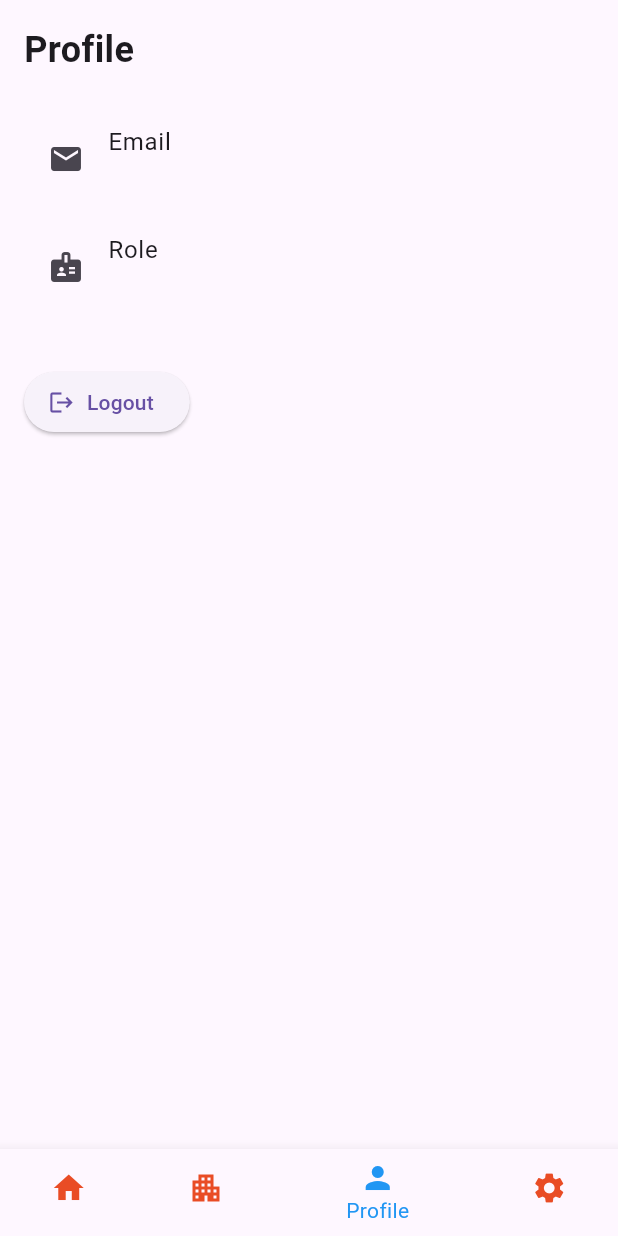
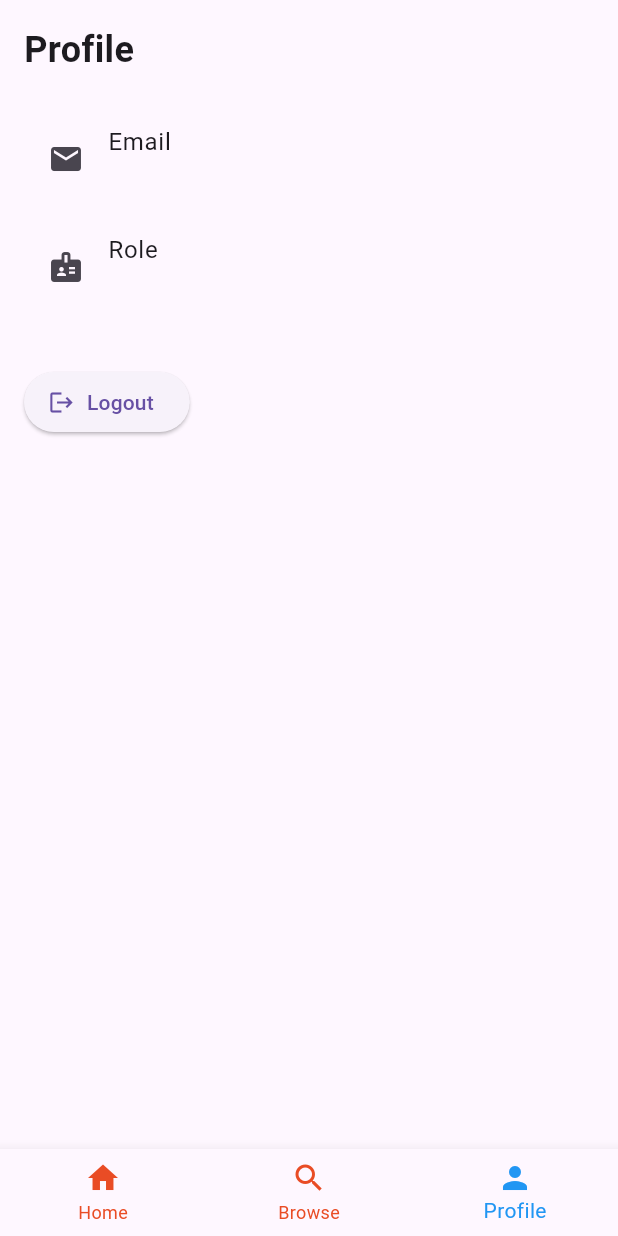
Before and after one commit to FahmidAlam/rentra, a Flutter app: the screen it shows once a user with an empty profile is signed in, item 3 of the bottom bar chosen, on a phone screen of 412 x 824 dp. Run offline on Flutter 3.47's test engine with Material 3 defaults, Android fonts, the phone set to English and light mode, and no system bars; our stand-ins replace supabase_flutter; accounts and stored records are empty.

Commit message:
implemented the ability to add new properties by the owner

```diff
--- /dev/null
+++ b/lib/Application/role_controller.dart
@@ -0,0 +1,12 @@
+import "package:rentra/Application/auth_controller.dart";
+
+class RoleController {
+  final AuthController _authController = AuthController();
+  String? _role;
+  Future<String?> loadRole(String userId) async{
+    _role ??= await _authController.fetchUserRole(userId);
+    return _role;
+  }
+  bool get isOwner => _role =='owner';
+  bool get isRenter => _role == 'renter';
+}
--- a/lib/UI/Navigation/main_shell.dart
+++ b/lib/UI/Navigation/main_shell.dart
@@ -1,9 +1,12 @@
 import 'package:flutter/material.dart';
 import 'package:rentra/Application/property_controller.dart';
+import 'package:rentra/Application/role_controller.dart';
 import 'package:rentra/Data/datasources/property_remote_datasource.dart';
 import 'package:rentra/Data/repositories/property_repository.dart';
+import 'package:rentra/UI/Screens/add_prperty_screen.dart';
 import 'package:rentra/UI/Screens/profile_screen.dart';
 import 'package:rentra/UI/Screens/property_list_screen.dart';
+import 'package:supabase_flutter/supabase_flutter.dart';
 
 class MainShell extends StatefulWidget {
   const MainShell({super.key});
@@ -15,22 +18,65 @@ class MainShell extends StatefulWidget {
 class _MainShellState extends State<MainShell> {
   int _currentIndex = 0;
 
+  // -------------------------------
+  // Controllers (manual DI)
+  // -------------------------------
   late final PropertyController propertyController;
+  final RoleController roleController = RoleController();
+
+  // -------------------------------
+  // Role state
+  // -------------------------------
+  String? _role;
+  bool _loadingRole = true;
 
   @override
   void initState() {
     super.initState();
 
-    // Dependency Injection (manual & clean)
+    // Property feature dependency injection
     final remoteDataSource = PropertyRemoteDataSource();
-    final repository = PropertyRepository( remoteDataSource);
+    final repository = PropertyRepository(remoteDataSource);
     propertyController = PropertyController(repository);
+
+    // Load user role ONCE when MainShell starts
+    final user = Supabase.instance.client.auth.currentUser;
+    if (user != null) {
+      roleController.loadRole(user.id).then((role) {
+        if (!mounted) return;
+        setState(() {
+          _role = role;
+          _loadingRole = false;
+        });
+      });
+    }
   }
 
   @override
   Widget build(BuildContext context) {
+    // While role is loading, block UI to prevent incorrect tab rendering
+    if (_loadingRole) {
+      return const Scaffold(body: Center(child: CircularProgressIndicator()));
+    }
+
     return Scaffold(
       body: _buildBody(),
+      // 🔹 OWNER-ONLY FAB (Add Property)
+      floatingActionButton: roleController.isOwner
+          ? FloatingActionButton(
+              onPressed: () {
+                Navigator.push(
+                  context,
+                  MaterialPageRoute(
+                    builder: (_) =>
+                        AddPropertyScreen(controller: propertyController),
+                  ),
+                );
+              },
+              child: const Icon(Icons.add),
+            )
+          : null,
+
       bottomNavigationBar: BottomNavigationBar(
         currentIndex: _currentIndex,
         selectedItemColor: Colors.blue,
@@ -40,53 +86,65 @@ class _MainShellState extends State<MainShell> {
             _currentIndex = index;
           });
         },
-        items: const [
-          BottomNavigationBarItem(
-            icon: Icon(Icons.home),
-            label: 'Home',
-          ),
-          BottomNavigationBarItem(
-            icon: Icon(Icons.apartment),
-            label: 'Properties',
-          ),
-          BottomNavigationBarItem(
-            icon: Icon(Icons.person),
-            label: 'Profile',
-          ),
-          BottomNavigationBarItem(icon:   Icon(Icons.settings), label: 'Settings'),
-        ],
+        items: _buildNavItems(),
       ),
     );
   }
 
+  // -------------------------------
+  // Role-based BottomNavigationBar
+  // -------------------------------
+  List<BottomNavigationBarItem> _buildNavItems() {
+    // Owner sees "My Properties"
+    if (roleController.isOwner) {
+      return const [
+        BottomNavigationBarItem(icon: Icon(Icons.home), label: 'Home'),
+        BottomNavigationBarItem(
+          icon: Icon(Icons.apartment),
+          label: 'My Properties',
+        ),
+        BottomNavigationBarItem(icon: Icon(Icons.person), label: 'Profile'),
+      ];
+    }
+
+    // Renter sees "Browse"
+    return const [
+      BottomNavigationBarItem(icon: Icon(Icons.home), label: 'Home'),
+      BottomNavigationBarItem(icon: Icon(Icons.search), label: 'Browse'),
+      BottomNavigationBarItem(icon: Icon(Icons.person), label: 'Profile'),
+    ];
+  }
+
+  // -------------------------------
+  // Role-based screen rendering
+  // -------------------------------
   Widget _buildBody() {
     switch (_currentIndex) {
       case 0:
-        // Home -> Public Properties
-        return PropertyListScreen(
-          propertyController: propertyController,
-        );
+        // Public property listing (shared)
+        return PropertyListScreen(propertyController: propertyController);
 
       case 1:
-        // Placeholder (will become role-based)
-        return const Center(
-          child: Text(
-            'Properties (Coming Soon)',
-            style: TextStyle(fontSize: 18,color: Colors.blue),
-          ),
-        );
+        // Role-specific behavior
+        if (roleController.isOwner) {
+          return const Center(
+            child: Text(
+              'Owner: Manage My Properties',
+              style: TextStyle(fontSize: 18, color: Colors.blue),
+            ),
+          );
+        } else {
+          return const Center(
+            child: Text(
+              'Renter: Browse Properties',
+              style: TextStyle(fontSize: 18, color: Colors.green),
+            ),
+          );
+        }
 
       case 2:
         return const ProfileScreen();
 
-      case 3:
-        // Placeholder
-        return const Center(
-          child: Text(
-            'Settings (Coming Soon)',
-            style: TextStyle(fontSize: 18),
-          ),
-        );
       default:
         return const SizedBox();
     }
--- a/lib/core/supabase_client.dart
+++ b/lib/core/supabase_client.dart
@@ -1,7 +1,9 @@
 import 'package:supabase_flutter/supabase_flutter.dart';
 
 class SupabaseManager{
-  static final supabase = Supabase.instance.client;
+  //static final supabase = Supabase.instance.client;
+  static SupabaseClient get supabase => Supabase.instance.client;
+
   static Future<void> init() async{
     await Supabase.initialize(
       url: "https://eurtzaffqqgmzdywdmcy.supabase.co",
```
Also changed, not shown: lib/Application/property_controller.dart (+33 -0 lines), lib/Data/datasources/property_remote_datasource.dart (+54 -0 lines), lib/Data/repositories/property_repository.dart (+33 -0 lines), lib/UI/Screens/add_prperty_screen.dart (added, +72 -0 lines).
